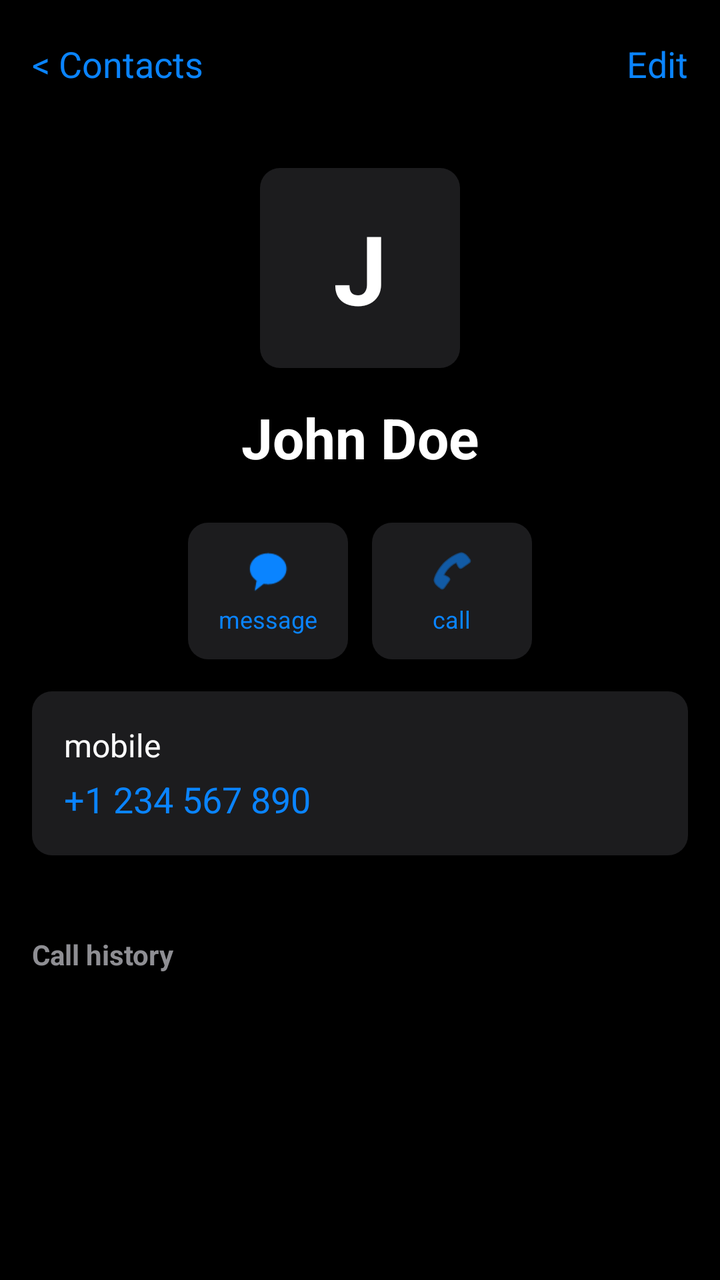
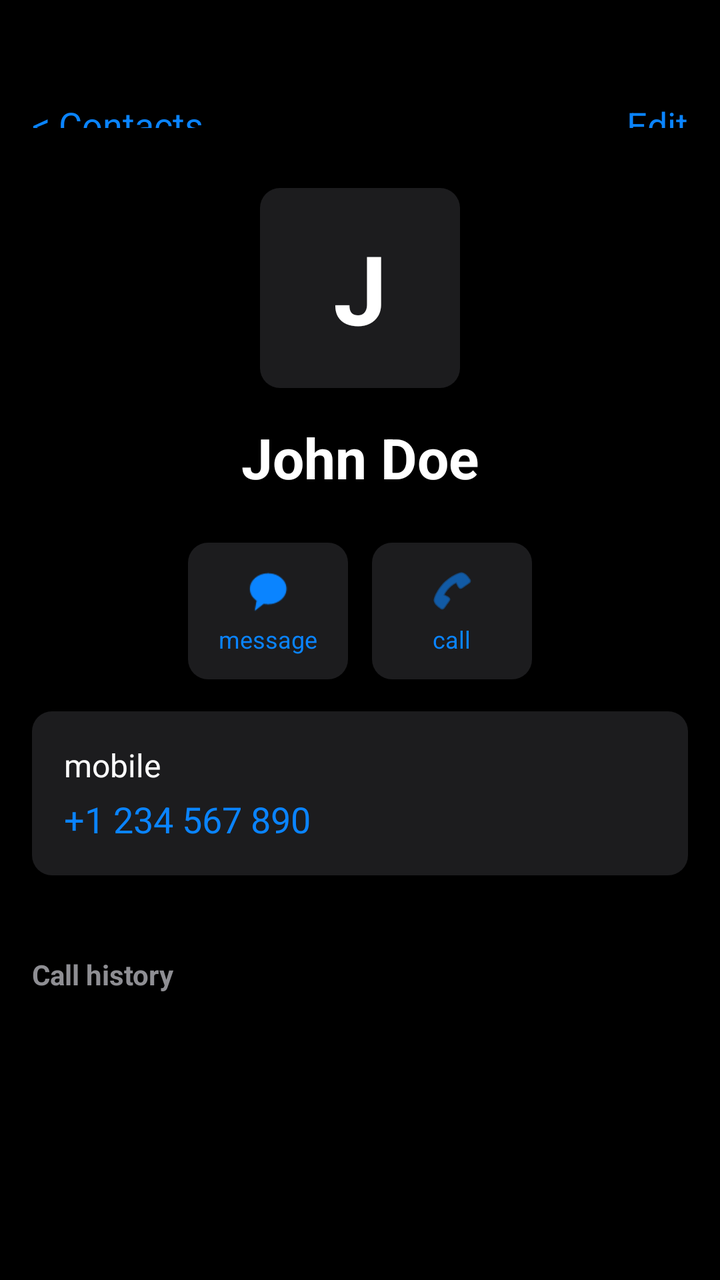

Before-and-after screenshots of an Android layout around one commit, followed by the original layout XML and the change that was made.
<!-- AndroidManifest.xml: application theme Theme.MyContact -->
<!-- res/layout/activity_contact_details.xml -->
<?xml version="1.0" encoding="utf-8"?>
<LinearLayout xmlns:android="http://schemas.android.com/apk/res/android"
    xmlns:app="http://schemas.android.com/apk/res-auto"
    android:layout_width="match_parent"
    android:layout_height="match_parent"
    android:background="#000000"
    android:orientation="vertical">

    <RelativeLayout
        android:layout_width="match_parent"
        android:layout_height="?attr/actionBarSize"
        android:paddingHorizontal="16dp">

        <TextView
            android:id="@+id/btnBack"
            android:layout_width="wrap_content"
            android:layout_height="wrap_content"
            android:layout_alignParentStart="true"
            android:layout_centerVertical="true"
            android:text="&lt; Contacts"
            android:textColor="#0A84FF"
            android:textSize="18sp" />

        <TextView
            android:layout_width="wrap_content"
            android:layout_height="wrap_content"
            android:layout_alignParentEnd="true"
            android:layout_centerVertical="true"
            android:text="Edit"
            android:textColor="#0A84FF"
            android:textSize="18sp" />
    </RelativeLayout>

    <LinearLayout
        android:layout_width="match_parent"
        android:layout_height="wrap_content"
        android:gravity="center"
        android:orientation="vertical"
        android:paddingTop="20dp">

        <TextView
            android:id="@+id/tvDetailInitial"
            android:layout_width="100dp"
            android:layout_height="100dp"
            android:background="@drawable/search_bg"
            android:gravity="center"
            android:text="J"
            android:textColor="#FFFFFF"
            android:textSize="48sp"
            android:textStyle="bold" />

        <TextView
            android:id="@+id/tvDetailName"
            android:layout_width="wrap_content"
            android:layout_height="wrap_content"
            android:layout_marginTop="16dp"
            android:text="John Doe"
            android:textColor="#FFFFFF"
            android:textSize="28sp"
            android:textStyle="bold" />
    </LinearLayout>

    <LinearLayout
        android:layout_width="match_parent"
        android:layout_height="wrap_content"
        android:layout_marginTop="24dp"
        android:gravity="center"
        android:orientation="horizontal">

        <LinearLayout
            android:id="@+id/btnProfileMessage"
            android:layout_width="80dp"
            android:layout_height="wrap_content"
            android:background="@drawable/search_bg"
            android:gravity="center"
            android:layout_marginHorizontal="6dp"
            android:orientation="vertical"
            android:paddingVertical="12dp">
            <ImageView
                android:layout_width="24dp"
                android:layout_height="24dp"
                android:src="@android:drawable/sym_action_chat"
                app:tint="#0A84FF" />
            <TextView
                android:layout_width="wrap_content"
                android:layout_height="wrap_content"
                android:layout_marginTop="4dp"
                android:text="message"
                android:textColor="#0A84FF"
                android:textSize="12sp" />
        </LinearLayout>

        <LinearLayout
            android:id="@+id/btnProfileCall"
            android:layout_width="80dp"
            android:layout_height="wrap_content"
            android:background="@drawable/search_bg"
            android:gravity="center"
            android:layout_marginHorizontal="6dp"
            android:orientation="vertical"
            android:paddingVertical="12dp">
            <ImageView
                android:layout_width="24dp"
                android:layout_height="24dp"
                android:src="@android:drawable/ic_menu_call"
                app:tint="#0A84FF" />
            <TextView
                android:layout_width="wrap_content"
                android:layout_height="wrap_content"
                android:layout_marginTop="4dp"
                android:text="call"
                android:textColor="#0A84FF"
                android:textSize="12sp" />
        </LinearLayout>

    </LinearLayout>

    <LinearLayout
        android:layout_width="match_parent"
        android:layout_height="wrap_content"
        android:layout_margin="16dp"
        android:background="@drawable/search_bg"
        android:orientation="vertical"
        android:padding="16dp">

        <TextView
            android:layout_width="wrap_content"
            android:layout_height="wrap_content"
            android:text="mobile"
            android:textColor="#FFFFFF"
            android:textSize="16sp" />

        <TextView
            android:id="@+id/tvDetailPhone"
            android:layout_width="wrap_content"
            android:layout_height="wrap_content"
            android:layout_marginTop="4dp"
            android:text="+1 234 567 890"
            android:textColor="#0A84FF"
            android:textSize="18sp" />
    </LinearLayout>

    <TextView
        android:layout_width="match_parent"
        android:layout_height="wrap_content"
        android:layout_marginHorizontal="16dp"
        android:layout_marginTop="24dp"
        android:layout_marginBottom="8dp"
        android:text="Call history"
        android:textColor="#8E8E93"
        android:textSize="14sp"
        android:textStyle="bold" />

    <LinearLayout
        android:layout_width="match_parent"
        android:layout_height="wrap_content"
        android:layout_marginHorizontal="16dp"
        android:background="@drawable/search_bg"
        android:orientation="vertical"
        android:paddingHorizontal="16dp">

        <androidx.recyclerview.widget.RecyclerView
            android:id="@+id/rvCallHistory"
            android:layout_width="match_parent"
            android:layout_height="wrap_content"
            android:nestedScrollingEnabled="false" />
    </LinearLayout>

</LinearLayout>
<!-- resources referenced by this layout -->
<resources>
  <!-- drawable search_bg (drawable) -->
  <?xml version="1.0" encoding="utf-8"?>
  <shape xmlns:android="http://schemas.android.com/apk/res/android"
      android:shape="rectangle">
  
      <solid android:color="#1C1C1E" />
  
      <corners android:radius="10dp" />
  
  </shape>
  <style name="Theme.MyContact" parent="Theme.Material3.Light.NoActionBar">
          
          <item name="colorPrimary">@color/purple_500</item>
          <item name="colorPrimaryVariant">@color/purple_700</item>
          <item name="colorOnPrimary">@color/white</item>
          
          <item name="colorSecondary">@color/teal_200</item>
          <item name="colorSecondaryVariant">@color/teal_700</item>
          <item name="colorOnSecondary">@color/black</item>
          
          <item name="android:statusBarColor">?attr/colorPrimaryVariant</item>
          
      </style>
  <color name="purple_500">#FF6200EE</color>
  <color name="purple_700">#FF3700B3</color>
  <color name="white">#FFFFFFFF</color>
  <color name="teal_200">#FF03DAC5</color>
  <color name="teal_700">#FF018786</color>
  <color name="black">#FF000000</color>
</resources>

<!-- the commit's change to res/layout/activity_contact_details.xml (unified diff, before → after) -->
@@ -19,7 +19,8 @@
             android:layout_centerVertical="true"
             android:text="&lt; Contacts"
             android:textColor="#0A84FF"
-            android:textSize="18sp" />
+            android:textSize="18sp"
+            android:paddingTop="50dp"/>
 
         <TextView
             android:layout_width="wrap_content"
@@ -28,7 +29,8 @@
             android:layout_centerVertical="true"
             android:text="Edit"
             android:textColor="#0A84FF"
-            android:textSize="18sp" />
+            android:textSize="18sp"
+            android:paddingTop="50dp"/>
     </RelativeLayout>
 
     <LinearLayout
@@ -36,7 +38,7 @@
         android:layout_height="wrap_content"
         android:gravity="center"
         android:orientation="vertical"
-        android:paddingTop="20dp">
+        android:paddingTop="30dp">
 
         <TextView
             android:id="@+id/tvDetailInitial"
